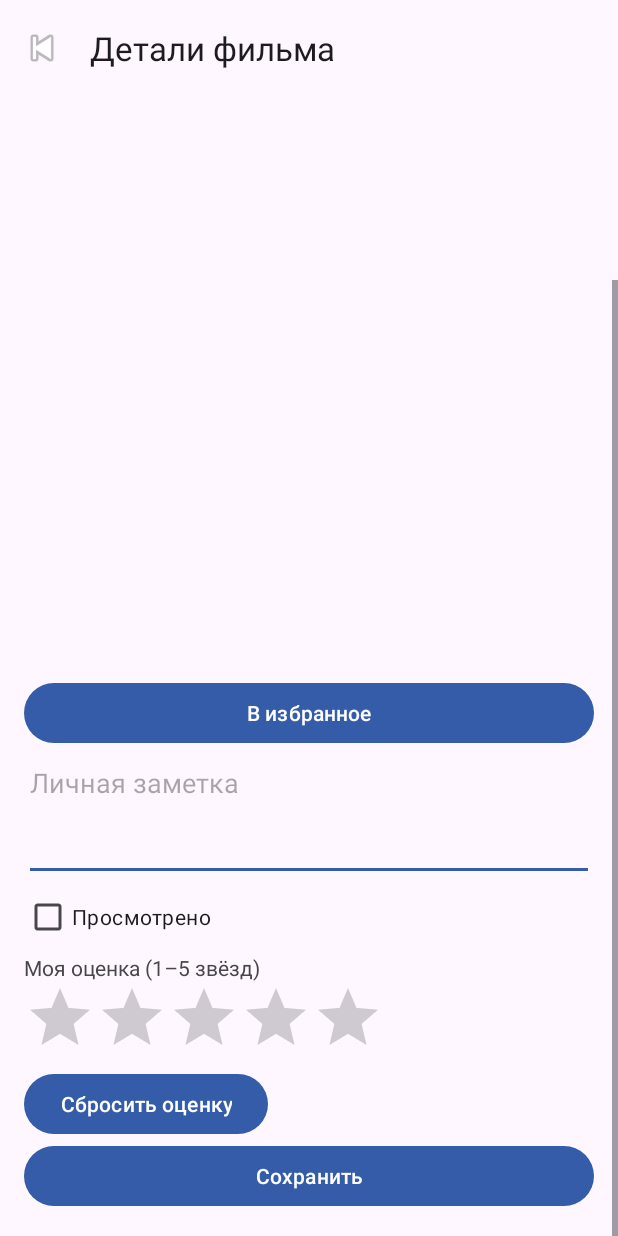
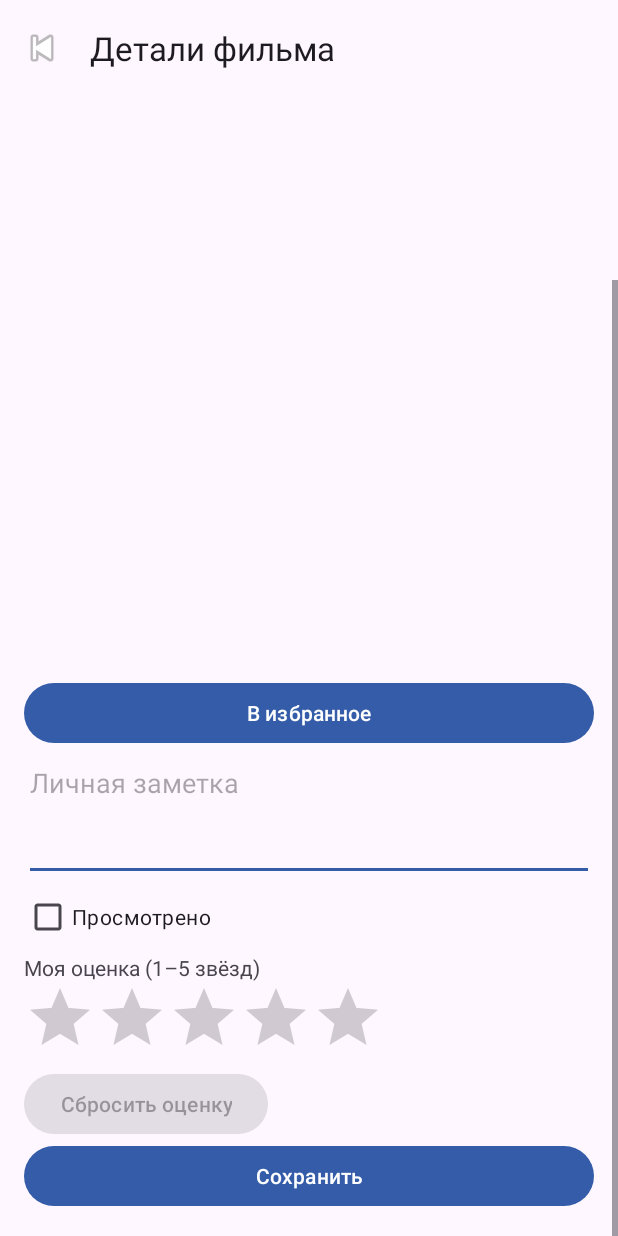
Before and after one commit to 1dober1/moviebox-android, an Android app: the layout activity_movie.xml on its own in the app's theme, with its tools: preview values and no code run, scrolled down 146 dp, on a phone screen of 412 x 824 dp. Run offline under Robolectric (Android 15) with nearby library versions, the phone set to English and light mode, and no system bars.

Commit message:
Allow personal ratings only for watched movies

```diff
--- a/app/src/main/java/com/example/lab5/MovieRepository.kt
+++ b/app/src/main/java/com/example/lab5/MovieRepository.kt
@@ -96,6 +96,6 @@ class MovieRepository(private val db: MovieDatabase) {
 
     suspend fun savePersonal(id: Int, note: String, watched: Boolean, stars: Int) = db.withTransaction {
         val current = dao.personal(id) ?: Personal(id)
-        dao.savePersonal(current.copy(note = note, watched = watched, stars = stars))
+        dao.savePersonal(current.copy(note = note, watched = watched, stars = if (watched) stars else 0))
     }
 }
--- a/app/src/main/java/com/example/lab5/MovieViewModel.kt
+++ b/app/src/main/java/com/example/lab5/MovieViewModel.kt
@@ -134,7 +134,7 @@ class MovieViewModel(application: Application) : AndroidViewModel(application) {
                     watched && wasWatched -> "Оценка и заметка обновлены. Фильм в списке «Просмотрено»."
                     watched -> "Фильм добавлен в список «Просмотрено». Изменения сохранены."
                     wasWatched -> "Сохранено. Фильм убран из списка «Просмотрено»."
-                    else -> "Заметка и оценка сохранены."
+                    else -> "Заметка сохранена."
                 })
             } catch (e: Exception) {
                 if (e is CancellationException) throw e
--- a/app/src/main/res/layout/activity_movie.xml
+++ b/app/src/main/res/layout/activity_movie.xml
@@ -35,9 +35,9 @@
             <TextView android:layout_width="match_parent" android:layout_height="wrap_content"
                 android:text="@string/personal_rating" />
             <RatingBar android:id="@+id/stars" android:layout_width="wrap_content" android:layout_height="wrap_content"
-                android:numStars="5" android:stepSize="1" />
+                android:numStars="5" android:stepSize="1" android:enabled="false" />
             <Button android:id="@+id/clearRating" android:layout_width="wrap_content" android:layout_height="wrap_content"
-                android:text="@string/clear_rating" />
+                android:text="@string/clear_rating" android:enabled="false" />
             <Button android:id="@+id/save" android:layout_width="match_parent" android:layout_height="wrap_content"
                 android:text="@string/save" />
         </LinearLayout>
```
Also changed, not shown: app/src/main/java/com/example/lab5/MovieActivity.kt (+6 -1 lines).
